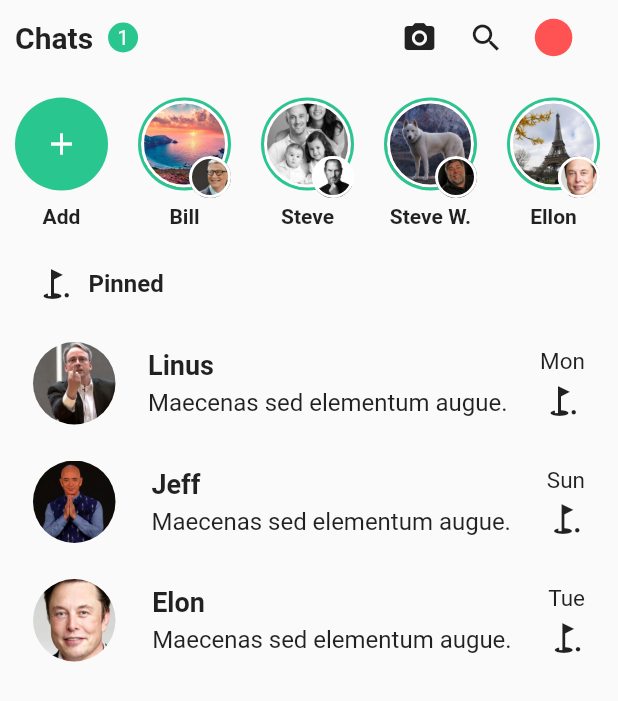
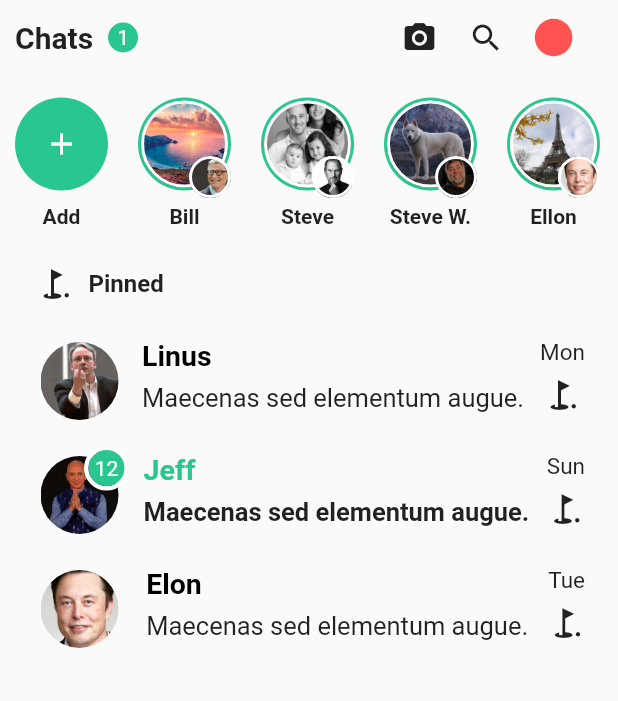
Before and after one commit to feMoraes0/whatsapp-redesign-ui, a Flutter app: the screen it shows after launch, on a phone screen of 412 x 824 dp. Shown: the top 701 px of the screen. Run offline on Flutter 3.47's test engine with Material 2 defaults, Android fonts, the phone set to English and light mode, and no system bars.

Commit message:
Added unread to pinned section

```diff
--- a/assets/pinned.json
+++ b/assets/pinned.json
@@ -2,16 +2,19 @@
   {
     "user_name": "Linus",
     "user_img": "assets/people/people-010.jpg",
-    "date": "Mon"
+    "date": "Mon",
+    "unread": "0"
   },
   {
     "user_name": "Jeff",
     "user_img": "assets/people/people-008.jpg",
-    "date": "Sun"
+    "date": "Sun",
+    "unread": "12"
   },
   {
     "user_name": "Elon",
     "user_img": "assets/people/people-004.jpg",
-    "date": "Tue"
+    "date": "Tue",
+    "unread": "0"
   }
 ]
--- a/lib/components/pinned_chats.dart
+++ b/lib/components/pinned_chats.dart
@@ -67,7 +67,7 @@ class _PinnedChatsState extends State<PinnedChats> {
                 Map<String, dynamic> element = this.itens[index];
                 return Container(
                   padding: const EdgeInsets.symmetric(
-                    vertical: 10.0,
+                    vertical: 5.0,
                     horizontal: 15.0,
                   ),
                   decoration: BoxDecoration(
@@ -79,10 +79,17 @@ class _PinnedChatsState extends State<PinnedChats> {
                   ),
                   child: Row(
                     mainAxisAlignment: MainAxisAlignment.spaceBetween,
+                    crossAxisAlignment: CrossAxisAlignment.start,
+                    children: <Widget>[
+                      Stack(
                         children: <Widget>[
                           Container(
-                        width: 55,
-                        height: 55,
+                            width: 52,
+                            height: 52,
+                            margin: const EdgeInsets.symmetric(
+                              vertical: 5.0,
+                              horizontal: 5.0,
+                            ),
                             decoration: BoxDecoration(
                               borderRadius: BorderRadius.circular(100.0),
                               image: DecorationImage(
@@ -90,10 +97,42 @@ class _PinnedChatsState extends State<PinnedChats> {
                                   element["user_img"],
                                 ),
                                 fit: BoxFit.cover,
-                            )),
                               ),
-                      Column(
-                        mainAxisAlignment: MainAxisAlignment.spaceBetween,
+                            ),
+                          ),
+                          (element["unread"] != "0")
+                              ? Positioned(
+                                  top: -2,
+                                  right: -2,
+                                  child: Container(
+                                    decoration: BoxDecoration(
+                                      borderRadius:
+                                          BorderRadius.circular(100.0),
+                                      border: Border.all(
+                                        color: Colors.white,
+                                        width: 3.0,
+                                      ),
+                                    ),
+                                    child: CircleAvatar(
+                                      radius: 12.0,
+                                      backgroundColor: theme.primaryColor,
+                                      child: Text(
+                                        element["unread"],
+                                        style: TextStyle(
+                                          fontSize: 14.0,
+                                          color: Colors.white,
+                                        ),
+                                      ),
+                                    ),
+                                  ),
+                                )
+                              : Container(),
+                        ],
+                      ),
+                      SizedBox(
+                        height: 55.0,
+                        child: Column(
+                          mainAxisAlignment: MainAxisAlignment.spaceEvenly,
                           crossAxisAlignment: CrossAxisAlignment.start,
                           children: <Widget>[
                             Padding(
@@ -101,21 +140,30 @@ class _PinnedChatsState extends State<PinnedChats> {
                               child: Text(
                                 element["user_name"],
                                 style: TextStyle(
-                                fontSize: 18.0,
+                                  fontSize: 19.0,
                                   fontWeight: FontWeight.w600,
+                                  color: (element["unread"] != "0")
+                                      ? theme.primaryColor
+                                      : Colors.black,
                                 ),
                               ),
                             ),
                             Text(
                               "Maecenas sed elementum augue.",
                               style: TextStyle(
-                              fontSize: 16.0,
-                              fontWeight: FontWeight.w400,
+                                fontSize: 17.0,
+                                fontWeight: (element["unread"] != "0")
+                                    ? FontWeight.w700
+                                    : FontWeight.w400,
                               ),
                             )
                           ],
                         ),
-                      Column(
+                      ),
+                      SizedBox(
+                        height: 55.0,
+                        child: Column(
+                          mainAxisAlignment: MainAxisAlignment.spaceEvenly,
                           children: <Widget>[
                             Padding(
                               padding: const EdgeInsets.only(bottom: 5.0),
@@ -131,6 +179,7 @@ class _PinnedChatsState extends State<PinnedChats> {
                               Icons.golf_course,
                             ),
                           ],
+                        ),
                       )
                     ],
                   ),
```
Lines whose indentation alone changed are shown as unchanged.
